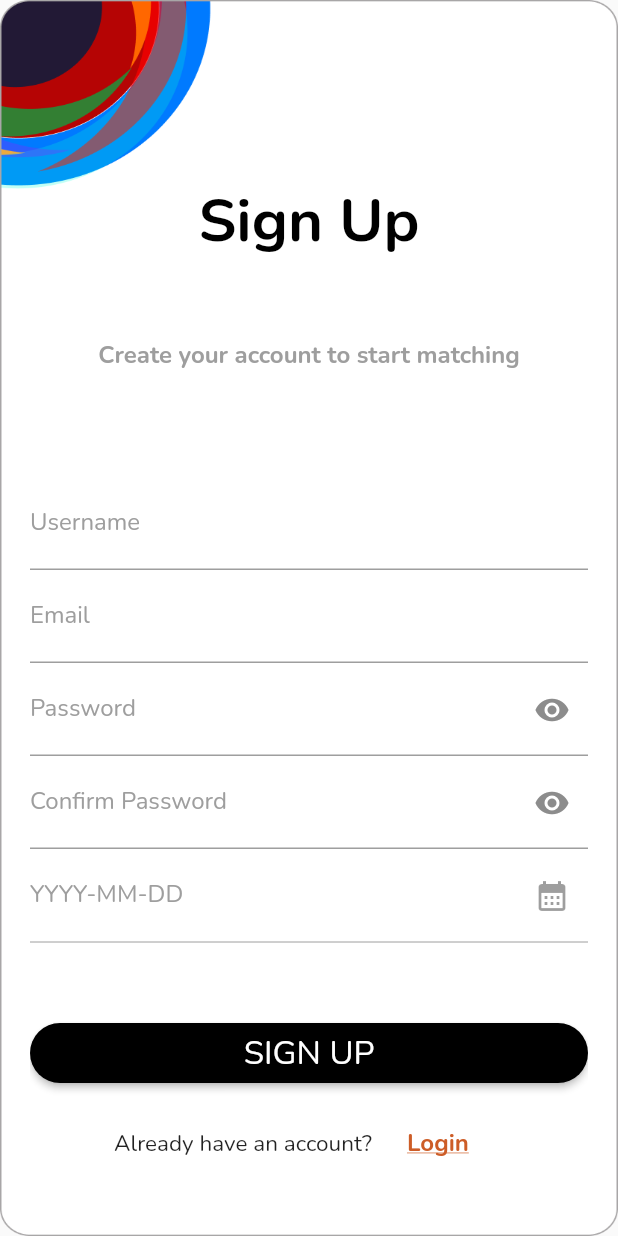
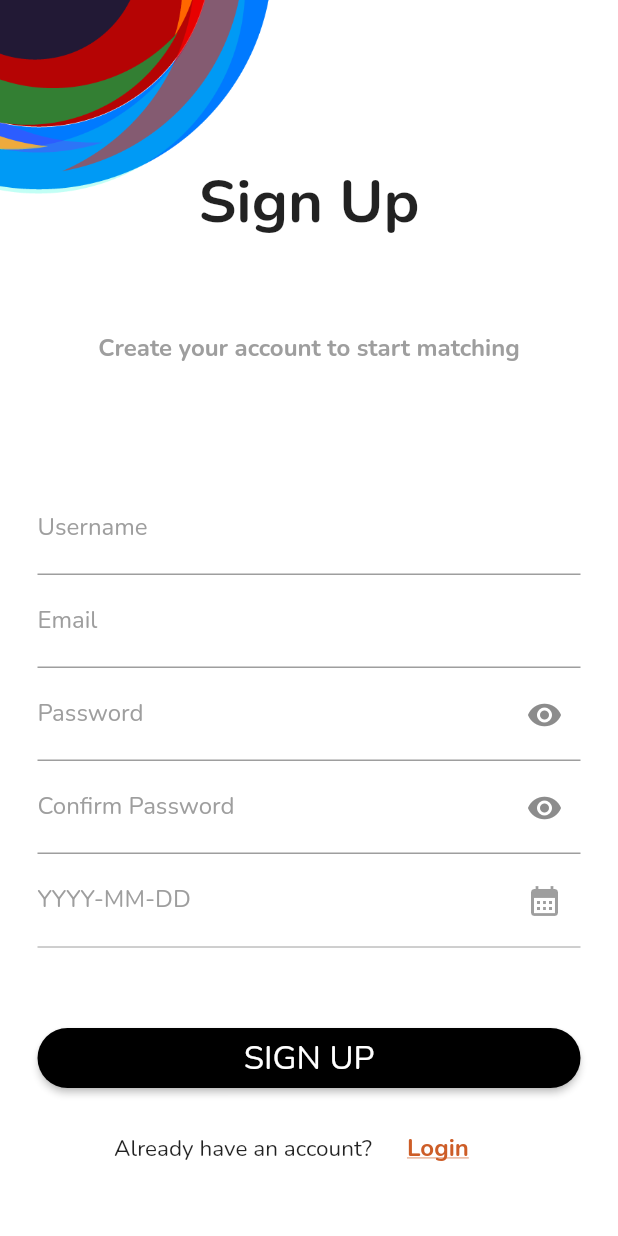
Before and after one commit to Orion-Software-Engineering/flutter, a Flutter app: the screen it shows after launch, after a tap on "LOG IN", after a tap on "Sign Up", on a phone screen of 412 x 824 dp. Run offline on Flutter 3.47's test engine with Material 2 defaults, Android fonts, the phone set to English and light mode, and no system bars; our stand-ins replace fluttertoast.

Commit message:
Changes made to accommodate light and dark modes in future iterations

```diff
--- a/lib/components/login_signup/login_signup_scaffold.dart
+++ b/lib/components/login_signup/login_signup_scaffold.dart
@@ -8,18 +8,36 @@ class LogInSignUpScaffold extends StatelessWidget {
   @override
   Widget build(BuildContext context) {
     return Scaffold(
-      body: Container(
-        decoration: const BoxDecoration(
-          color: Colors.black,
-          image: DecorationImage(
-              image: AssetImage('assets/images/sign_in/Sign Up bg.png'),
-              fit: BoxFit.cover),
-        ),
-        height: double.infinity,
-        padding: const EdgeInsets.fromLTRB(20, 0.0, 20.0, 0),
-        width: double.infinity,
-        child: child,
+      body: Stack(
+        children: [
+          Positioned(
+            top: -280,
+            right: 230,
+            left: -130,
+            bottom: 600,
+            child: Image.asset('assets/images/interests/Orion logo(!BG) 3.png'),
+          ),
+          Padding(
+            padding: const EdgeInsets.fromLTRB(25, 50.0, 25, 0),
+            child: Container(
+              child: child,
+            ),
+          )
+        ],
       ),
     );
   }
 }
+
+// Container(
+// decoration: const BoxDecoration(
+// color: Colors.black,
+// image: DecorationImage(
+// image: AssetImage('assets/images/sign_in/Sign Up bg.png'),
+// fit: BoxFit.cover),
+// ),
+// height: double.infinity,
+// padding: const EdgeInsets.fromLTRB(20, 0.0, 20.0, 0),
+// width: double.infinity,
+// child: child,
+// )
--- a/lib/components/login_signup/title_and_subtext.dart
+++ b/lib/components/login_signup/title_and_subtext.dart
@@ -16,7 +16,7 @@ class TitleAndSubtext extends StatelessWidget {
         Text(
           title,
           style: const TextStyle(
-            color: Colors.black,
+            // color: Colors.black,
             fontSize: 40.0,
             fontWeight: FontWeight.w700,
           ),
--- a/lib/components/title_and_subtext.dart
+++ b/lib/components/title_and_subtext.dart
@@ -16,7 +16,7 @@ class TitleAndSubtext extends StatelessWidget {
         Text(
           title,
           style: const TextStyle(
-            color: Colors.black,
+            // color: Colors.black,
             fontSize: 40.0,
             fontWeight: FontWeight.w700,
           ),
--- a/lib/login/login_page.dart
+++ b/lib/login/login_page.dart
@@ -2,6 +2,8 @@
 
 import 'package:flutter/material.dart';
 import 'package:matchmaking_demo/api/api_service_login.dart';
+import 'package:matchmaking_demo/components/login_signup/login_signup_scaffold.dart';
+import 'package:matchmaking_demo/components/login_signup/title_and_subtext.dart';
 import 'package:matchmaking_demo/models/login_model.dart';
 import 'package:matchmaking_demo/models/progress_popup.dart';
 import '../components/login_signup/custom_password_field.dart';
@@ -39,17 +41,8 @@ class _LoginState extends State<Login> {
 
   Widget _ui(BuildContext context) {
     //LoginRequestModel requestModel=new LoginRequestModel(email: email,password: password);
-    return Scaffold(
+    return LogInSignUpScaffold(
       key: scaffoldKey,
-      body: Container(
-        decoration: BoxDecoration(
-          image: DecorationImage(
-              image: AssetImage('assets/images/sign_in/Sign Up bg.png'),
-              fit: BoxFit.fill),
-        ),
-        height: double.infinity,
-        padding: const EdgeInsets.fromLTRB(20, 0.0, 20.0, 0.0),
-        width: double.infinity,
       child: Center(
         child: Form(
           key: _formKey,
@@ -57,27 +50,9 @@ class _LoginState extends State<Login> {
             children: [
               Expanded(
                 flex: 2,
-                  child: Column(
-                    mainAxisAlignment: MainAxisAlignment.spaceEvenly,
-                    children: [
-                      Text(
-                        'Sign In',
-                        style: TextStyle(
-                          color: Colors.black,
-                          fontSize: 40.0,
-                          fontWeight: FontWeight.w700,
-                        ),
-                      ),
-                      Text(
-                        'Enter your username and password',
-                        style: TextStyle(
-                          color: signUpLoginTextColor,
-                          fontSize: 16.0,
-                          fontWeight: FontWeight.w700,
-                        ),
-                      )
-                    ],
-                  ),
+                child: TitleAndSubtext(
+                    title: 'Sign In',
+                    subtext: 'Enter your username and password'),
               ),
               Expanded(
                 flex: 3,
@@ -243,7 +218,6 @@ class _LoginState extends State<Login> {
           ),
         ),
       ),
-      ),
     );
   }
 
--- a/lib/main.dart
+++ b/lib/main.dart
@@ -1,6 +1,7 @@
 import 'package:flutter/material.dart';
 import 'package:matchmaking_demo/interests/interests_1.dart';
 import 'package:matchmaking_demo/interests/interests_2.dart';
+import 'package:matchmaking_demo/utils/constants.dart';
 import 'components/interests/all_set.dart';
 import 'interests/interests_3.dart';
 import 'signup/sign_up_page.dart';
@@ -15,10 +16,9 @@ class MyApp extends StatelessWidget {
   Widget build(BuildContext context) {
     return MaterialApp(
       title: 'Flutter Demo',
-      theme: ThemeData(
-        fontFamily: "Nunito",
-        primarySwatch: Colors.blue,
-      ),
+      themeMode: ThemeMode.system,
+      theme: MyThemes.lightTheme,
+      darkTheme: MyThemes.darkTheme,
       initialRoute: '/login',
       routes: {
         '/login': (context) => Login(),
--- a/lib/signup/sign_up_page.dart
+++ b/lib/signup/sign_up_page.dart
@@ -1,12 +1,14 @@
 // ignore_for_file: prefer_const_constructors
 
 import 'dart:core';
+import 'package:matchmaking_demo/components/login_signup/login_signup_scaffold.dart';
 import 'package:matchmaking_demo/models/progress_popup.dart';
 import 'package:flutter/material.dart';
 import 'package:matchmaking_demo/api/api_service_signup.dart';
 import 'package:matchmaking_demo/models/signup_model.dart';
 import '../components/login_signup/custom_password_field.dart';
 import '../components/login_signup/date_of_birth.dart';
+import '../components/login_signup/title_and_subtext.dart';
 import '../utils/constants.dart';
 
 class SignUp extends StatefulWidget {
@@ -48,16 +50,7 @@ class _SignUpState extends State<SignUp> {
   }
 
   Widget _ui(BuildContext context) {
-    return Scaffold(
-      body: Container(
-        decoration: BoxDecoration(
-          image: DecorationImage(
-              image: AssetImage('assets/images/sign_in/Sign Up bg.png'),
-              fit: BoxFit.fill),
-        ),
-        height: double.infinity,
-        padding: const EdgeInsets.fromLTRB(20, 70.0, 20.0, 50.0),
-        width: double.infinity,
+    return LogInSignUpScaffold(
       child: Center(
         child: Form(
           key: _formKey,
@@ -66,27 +59,9 @@ class _SignUpState extends State<SignUp> {
             children: [
               Expanded(
                 flex: 2,
-                  child: Column(
-                    mainAxisAlignment: MainAxisAlignment.spaceEvenly,
-                    children: const [
-                      Text(
-                        'Sign Up',
-                        style: TextStyle(
-                          color: Colors.black,
-                          fontSize: 40.0,
-                          fontWeight: FontWeight.w700,
-                        ),
-                      ),
-                      Text(
-                        'Create your account to start matching',
-                        style: TextStyle(
-                          color: signUpLoginTextColor,
-                          fontSize: 16.0,
-                          fontWeight: FontWeight.w700,
-                        ),
-                      )
-                    ],
-                  ),
+                child: TitleAndSubtext(
+                    title: 'Sign Up',
+                    subtext: 'Create your account to start matching'),
               ),
               SizedBox(height: 20.0),
               Expanded(
@@ -252,7 +227,6 @@ class _SignUpState extends State<SignUp> {
           ),
         ),
       ),
-      ),
     );
   }
 
--- a/lib/utils/constants.dart
+++ b/lib/utils/constants.dart
@@ -2,6 +2,7 @@ import 'package:flutter/material.dart';
 
 const Color signUpLoginTextColor = Colors.grey;
 const Color signUpLoginOrange = Color(0xFFcd5d27);
+const Color orionLogoCenterColor = Color(0xFF1B1129);
 const TextStyle signUpLoginTextFieldTextStyle =
     TextStyle(color: signUpLoginTextColor, fontFamily: 'Nunito', fontSize: 16);
 
@@ -17,7 +18,7 @@ const TextStyle loginSignUpButtonTextStyle = TextStyle(
   color: Colors.white,
 );
 const TextStyle signUpLoginTextButtonStyleOrange = TextStyle(
-  color: Color(0xFFcd5d27),
+  color: signUpLoginOrange,
   fontWeight: FontWeight.w700,
   fontSize: 16.0,
   decoration: TextDecoration.underline,
@@ -73,3 +74,19 @@ const TextStyle interestsPageNextBackStyle = TextStyle(
     fontSize: 18,
     fontWeight: FontWeight.w700,
     color: Colors.grey);
+
+//THEMES
+
+class MyThemes {
+  static final darkTheme = ThemeData(
+      scaffoldBackgroundColor: orionLogoCenterColor,
+      fontFamily: 'Nunito',
+      colorScheme: ColorScheme.dark());
+
+  //1b1129
+
+  static final lightTheme = ThemeData(
+      scaffoldBackgroundColor: Colors.white,
+      fontFamily: 'Nunito',
+      colorScheme: ColorScheme.light());
+}
```
Lines whose indentation alone changed are shown as unchanged.
